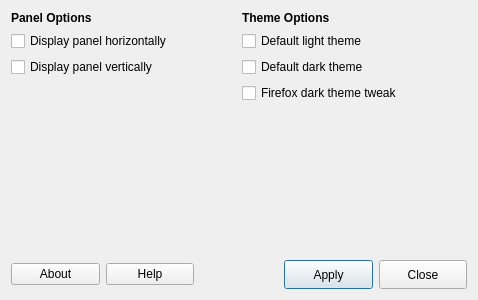
The window that defaultlook.ui (MX-Linux/mx-defaultlook) describes before a commit, drawn with Qt 5.
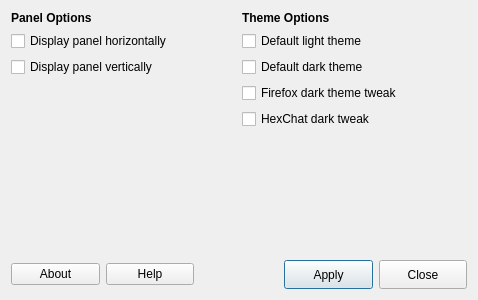
The same window after the commit. Icons and pictures are not drawn.

The edit to the form file:
```diff
--- a/defaultlook.ui
+++ b/defaultlook.ui
@@ -84,7 +84,7 @@
       </property>
      </widget>
     </item>
-    <item row="4" column="0">
+    <item row="5" column="0">
      <spacer name="verticalSpacer">
       <property name="orientation">
        <enum>Qt::Vertical</enum>
@@ -97,7 +97,7 @@
       </property>
      </spacer>
     </item>
-    <item row="5" column="0" colspan="2">
+    <item row="6" column="0" colspan="2">
      <layout class="QGridLayout" name="gridLayout_2">
       <item row="0" column="2">
        <spacer name="horizontalSpacer1">
@@ -229,6 +229,13 @@
       </item>
      </layout>
     </item>
+    <item row="4" column="1">
+     <widget class="QCheckBox" name="checkHexchat">
+      <property name="text">
+       <string>HexChat dark tweak</string>
+      </property>
+     </widget>
+    </item>
    </layout>
   </widget>
   <widget class="QMenuBar" name="menuBar">
@@ -237,7 +244,7 @@
      <x>0</x>
      <y>0</y>
      <width>478</width>
-     <height>25</height>
+     <height>22</height>
     </rect>
    </property>
   </widget>
```
